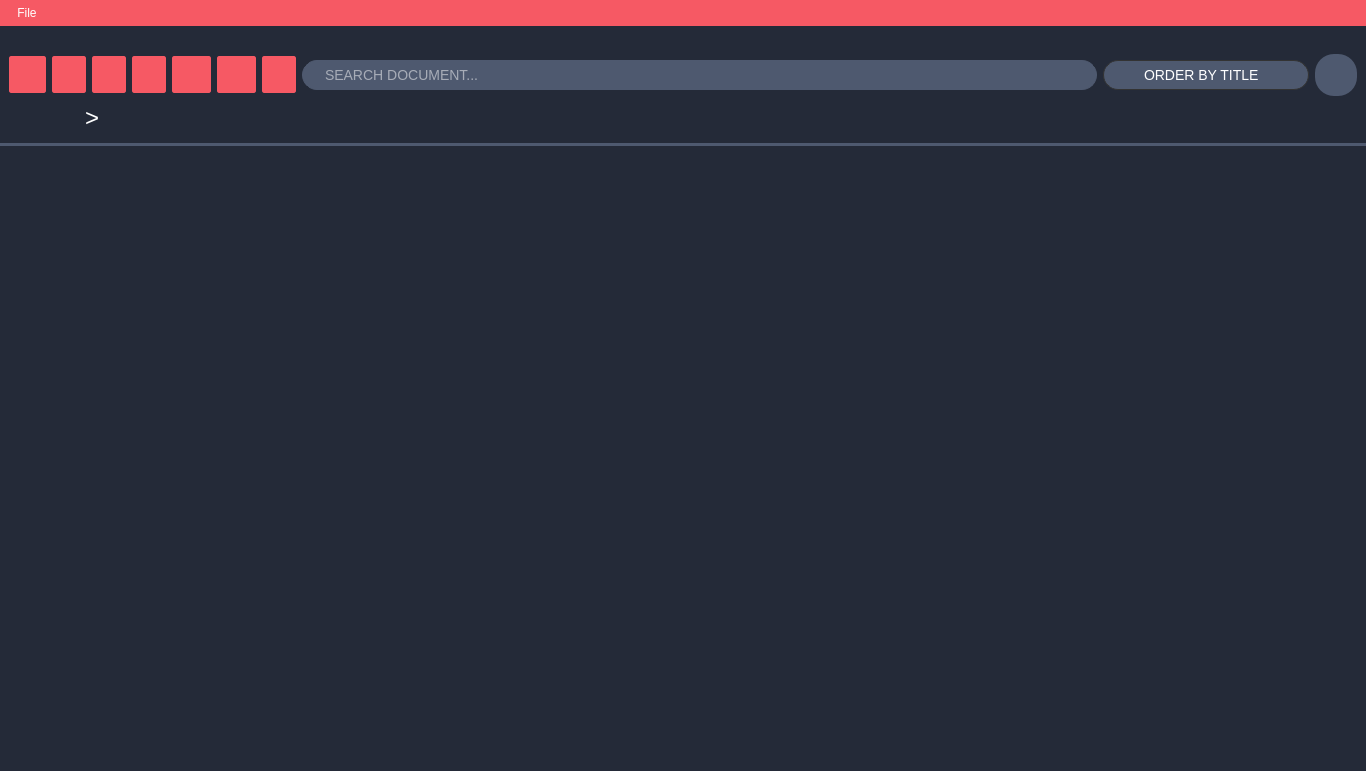
The window that src/client/gui/ui/docsbrowser.ui (aleoli/Shared-Editor) describes before a commit, drawn with Qt 5.
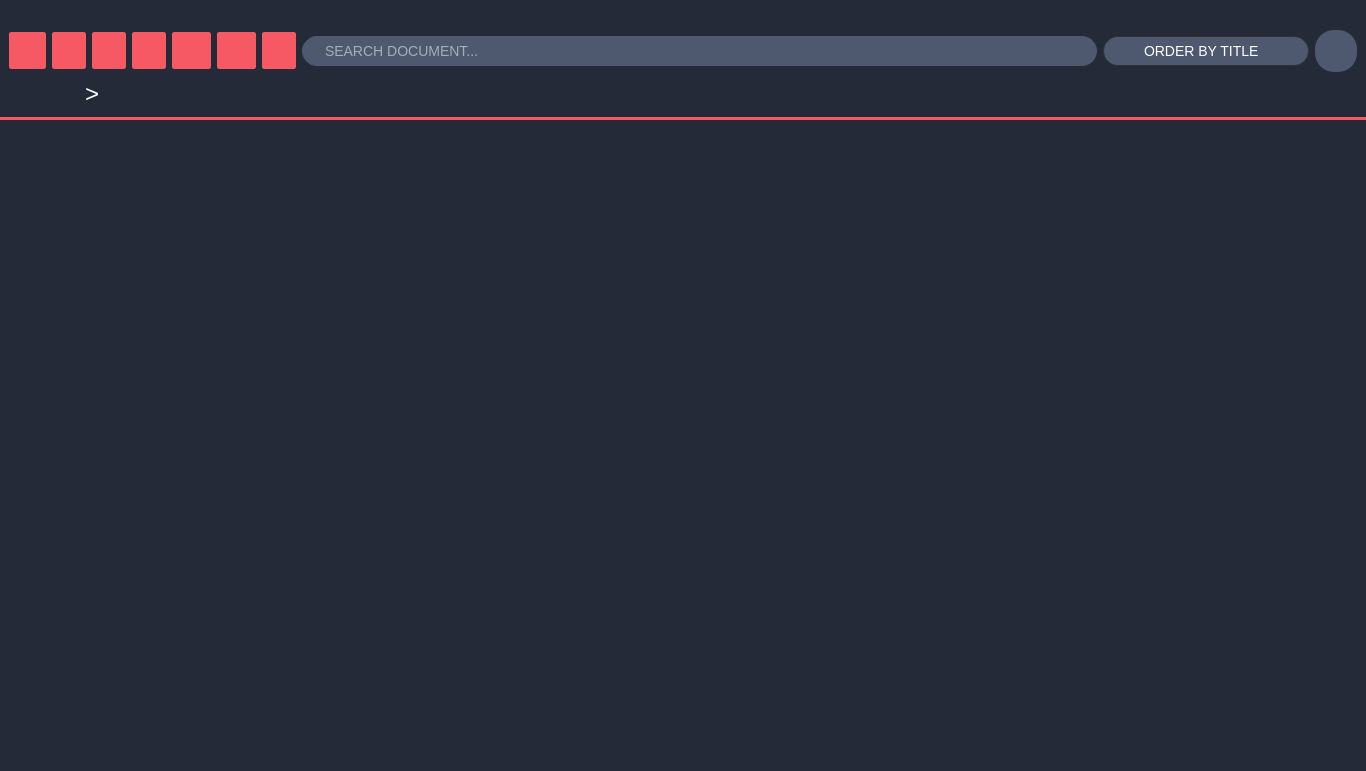
The same window after the commit. Icons and pictures are not drawn.

Commit message:
tolto menubar e cambiato stile dockWidget (#137)
* tolto menubar e cambiato stile dockWidget

* fix imports

Diff of the .ui file:
```diff
--- a/src/client/gui/ui/docsbrowser.ui
+++ b/src/client/gui/ui/docsbrowser.ui
@@ -86,7 +86,7 @@
          <x>0</x>
          <y>0</y>
          <width>1348</width>
-         <height>597</height>
+         <height>627</height>
         </rect>
        </property>
       </widget>
@@ -94,97 +94,6 @@
     </item>
    </layout>
   </widget>
-  <widget class="QMenuBar" name="menuBar">
-   <property name="geometry">
-    <rect>
-     <x>0</x>
-     <y>0</y>
-     <width>1366</width>
-     <height>32</height>
-    </rect>
-   </property>
-   <property name="autoFillBackground">
-    <bool>false</bool>
-   </property>
-   <property name="styleSheet">
-    <string notr="true">QMenuBar {
-                    background-color: #f65964;
-                    spacing: 3px; /* spacing between menu bar items */
-                    font: 12pt white &quot;Segoe UI Emoji&quot;;
-                    color: #fff;
-                    padding: 5 0 0 10px;
-                    }
-
-                    QMenuBar::item {
-                    padding: 1px 4px;
-                    background: transparent;
-                    border-radius: 2px;
-                    }
-
-                    QMenuBar::item:selected { /* when selected using mouse or keyboard */
-                    background: #4e596f;
-                    }
-
-                    QMenuBar::item:pressed {
-                    background: white;
-                    color: #242a38;
-                    }</string>
-   </property>
-   <widget class="QMenu" name="menuFile">
-    <property name="font">
-     <font>
-      <family>Segoe UI Emoji</family>
-      <weight>50</weight>
-      <italic>false</italic>
-      <bold>false</bold>
-     </font>
-    </property>
-    <property name="styleSheet">
-     <string notr="true">QMenu { /* sets background of the menu */
-                        background-color: #f65964;
-                        border: 1px solid #4e596f;
-                        border-radius: 1px;
-                        }
-
-                        QMenu::item {
-                        /* sets background of menu item. set this to something non-transparent
-                        if you want menu color and menu item color to be different */
-                        padding: 2px 25px 2px 20px;
-                        border: 1px solid transparent;
-                        background-color: transparent;
-                        font: 10pt white &quot;Segoe UI Black&quot;;
-                        color: #fff;
-                        }
-
-                        QMenu::item:selected { /* when user selects item using mouse or keyboard */
-                        background-color: white;
-                        color: #242a38 ;
-                        }
-
-                        QMenu::indicator {
-                        width: 13px;
-                        height: 13px;
-                        color: #fff;
-                        background: transparent;
-                        }
-
-                        QMenu::separator {
-                        height: 2px;
-                        background: transparent;
-                        margin-left: 10px;
-                        margin-right: 5px;
-                        color: #fff;
-                        }</string>
-    </property>
-    <property name="title">
-     <string>File</string>
-    </property>
-    <addaction name="actionLogout"/>
-    <addaction name="actionQuit"/>
-    <addaction name="actionShare_Link"/>
-   </widget>
-   <addaction name="menuFile"/>
-  </widget>
   <widget class="QDockWidget" name="widgets">
    <property name="enabled">
     <bool>true</bool>
@@ -205,9 +114,9 @@
     <bool>false</bool>
    </property>
    <property name="styleSheet">
-    <string notr="true">	border-width: 0px 0px 3px 0px;
-                    border-style: none none solid none;
-                    border-color: #000 #000 #4e596f #000;</string>
+    <string notr="true">QDockWidget{
+	background: #f65964;
+}</string>
    </property>
    <property name="floating">
     <bool>false</bool>
@@ -225,6 +134,11 @@
     <number>4</number>
    </attribute>
    <widget class="QWidget" name="content_widgets">
+    <property name="styleSheet">
+     <string notr="true">QWidget{
+	border-bottom: 3px solid #f65964;
+}</string>
+    </property>
     <layout class="QVBoxLayout" name="verticalLayout">
      <item>
       <layout class="QVBoxLayout" name="buttons_path">
@@ -823,6 +737,12 @@
            <height>0</height>
           </size>
          </property>
+         <property name="maximumSize">
+          <size>
+           <width>16777215</width>
+           <height>30</height>
+          </size>
+         </property>
          <property name="styleSheet">
           <string notr="true">border: none;</string>
          </property>
```
The commit also changes 1 other file.
